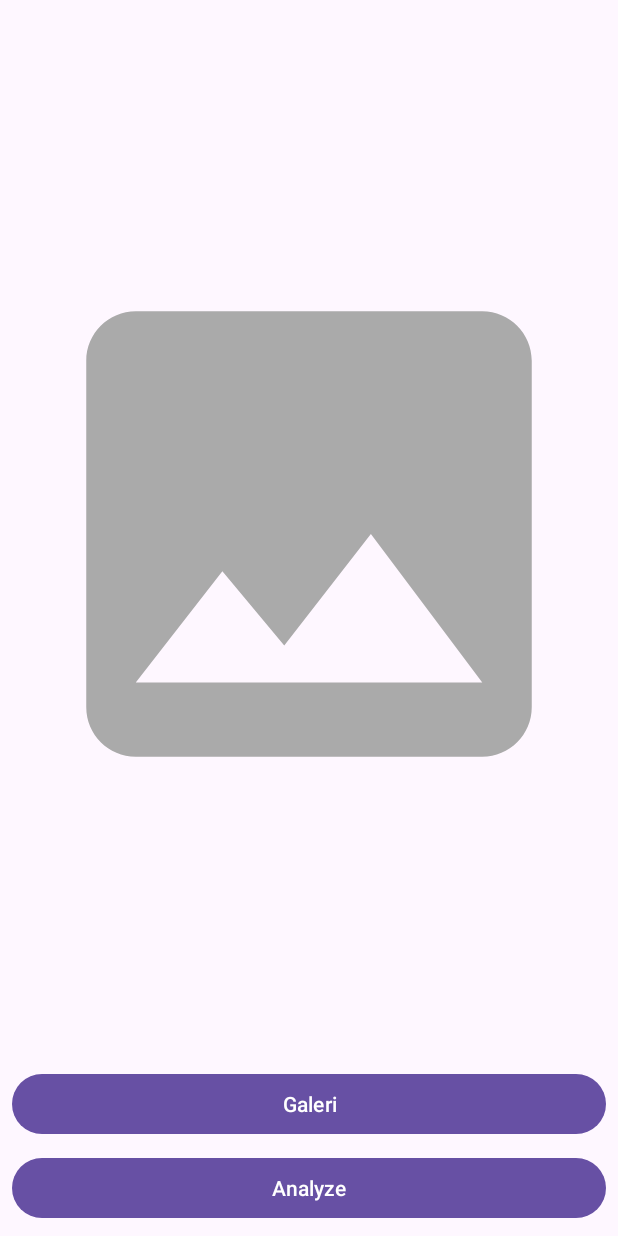
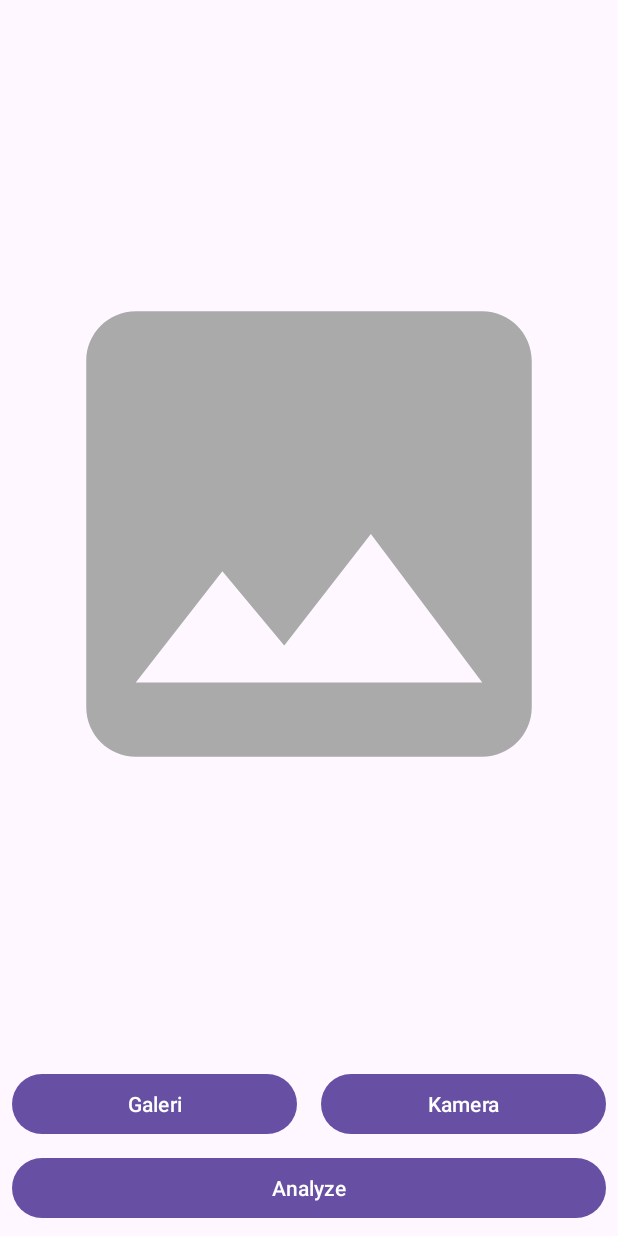
Before and after one commit to mujaddidfa/Asclepius, an Android app: the screen it shows after launch (MainActivity), on a phone screen of 412 x 824 dp. Run offline under Robolectric (Android 15) with nearby library versions, the phone set to English and light mode, and no system bars; libraries missing offline, so code that uses them is left out: org.tensorflow.lite; 2 statements that could not run were skipped.

Commit message:
add camera feature

```diff
--- a/app/src/main/java/com/dicoding/asclepius/view/MainActivity.kt
+++ b/app/src/main/java/com/dicoding/asclepius/view/MainActivity.kt
@@ -1,6 +1,8 @@
 package com.dicoding.asclepius.view
 
+import android.Manifest
 import android.content.Intent
+import android.content.pm.PackageManager
 import android.net.Uri
 import androidx.appcompat.app.AppCompatActivity
 import android.os.Bundle
@@ -8,9 +10,11 @@ import android.util.Log
 import android.widget.Toast
 import androidx.activity.result.PickVisualMediaRequest
 import androidx.activity.result.contract.ActivityResultContracts
+import androidx.core.content.ContextCompat
 import com.dicoding.asclepius.R
 import com.dicoding.asclepius.databinding.ActivityMainBinding
 import com.dicoding.asclepius.helper.ImageClassifierHelper
+import com.dicoding.asclepius.utils.getImageUri
 import org.tensorflow.lite.task.vision.classifier.Classifications
 
 class MainActivity : AppCompatActivity() {
@@ -19,10 +23,31 @@ class MainActivity : AppCompatActivity() {
     private var currentImageUri: Uri? = null
     private lateinit var imageClassifierHelper: ImageClassifierHelper
 
+    private val requestPermissionLauncher =
+        registerForActivityResult(
+            ActivityResultContracts.RequestPermission()
+        ) { isGranted: Boolean ->
+            if (isGranted) {
+                Toast.makeText(this, "Permission request granted", Toast.LENGTH_LONG).show()
+            } else {
+                Toast.makeText(this, "Permission request denied", Toast.LENGTH_LONG).show()
+            }
+        }
+
+    private fun allPermissionsGranted() =
+        ContextCompat.checkSelfPermission(
+            this,
+            REQUIRED_PERMISSION
+        ) == PackageManager.PERMISSION_GRANTED
+
     override fun onCreate(savedInstanceState: Bundle?) {
         super.onCreate(savedInstanceState)
         binding = ActivityMainBinding.inflate(layoutInflater)
         setContentView(binding.root)
+
+        if (!allPermissionsGranted()) {
+            requestPermissionLauncher.launch(REQUIRED_PERMISSION)
+        }
 
         imageClassifierHelper = ImageClassifierHelper(
             context = this,
@@ -32,7 +57,6 @@ class MainActivity : AppCompatActivity() {
                 }
 
                 override fun onResults(results: List<Classifications>?, inferenceTime: Long) {
-                    // TODO: Tampilkan hasil klasifikasi
                     results?.let {
                         val topResult = it.firstOrNull()?.categories?.maxByOrNull { category -> category.score }
                         topResult?.let { result ->
@@ -44,6 +68,7 @@ class MainActivity : AppCompatActivity() {
         )
 
         binding.galleryButton.setOnClickListener { startGallery() }
+        binding.cameraButton.setOnClickListener { startCamera() }
         binding.analyzeButton.setOnClickListener { analyzeImage() }
     }
 
@@ -59,6 +84,19 @@ class MainActivity : AppCompatActivity() {
             showImage()
         } else {
             Log.d("Photo Picker", "No media selected")
+        }
+    }
+
+    private fun startCamera() {
+        currentImageUri = getImageUri(this)
+        launcherIntentCamera.launch(currentImageUri)
+    }
+
+    private val launcherIntentCamera = registerForActivityResult(
+        ActivityResultContracts.TakePicture()
+    ) { isSuccess ->
+        if (isSuccess) {
+            showImage()
         }
     }
 
@@ -87,4 +125,8 @@ class MainActivity : AppCompatActivity() {
     private fun showToast(message: String) {
         Toast.makeText(this, message, Toast.LENGTH_SHORT).show()
     }
+
+    companion object {
+        private const val REQUIRED_PERMISSION = Manifest.permission.CAMERA
+    }
 }
--- a/app/src/main/res/layout/activity_main.xml
+++ b/app/src/main/res/layout/activity_main.xml
@@ -34,13 +34,26 @@
         android:id="@+id/galleryButton"
         android:layout_width="0dp"
         android:layout_height="wrap_content"
-        android:layout_marginStart="8dp"
+        android:layout_marginBottom="8dp"
         android:layout_marginEnd="8dp"
-        android:layout_marginBottom="8dp"
         android:text="@string/gallery"
         app:layout_constraintBottom_toTopOf="@+id/analyzeButton"
-        app:layout_constraintEnd_toEndOf="parent"
-        app:layout_constraintStart_toStartOf="parent" />
+        app:layout_constraintEnd_toStartOf="@+id/cameraButton"
+        app:layout_constraintHorizontal_bias="0.5"
+        app:layout_constraintHorizontal_chainStyle="spread_inside"
+        app:layout_constraintStart_toStartOf="@+id/analyzeButton" />
+
+    <Button
+        android:id="@+id/cameraButton"
+        android:layout_width="0dp"
+        android:layout_height="wrap_content"
+        android:layout_marginBottom="8dp"
+        android:layout_marginStart="8dp"
+        android:text="@string/camera"
+        app:layout_constraintBottom_toTopOf="@+id/analyzeButton"
+        app:layout_constraintEnd_toEndOf="@+id/analyzeButton"
+        app:layout_constraintHorizontal_bias="0.5"
+        app:layout_constraintStart_toEndOf="@+id/galleryButton" />
 
     <Button
         android:id="@+id/analyzeButton"
--- /dev/null
+++ b/app/src/main/res/xml/file_paths.xml
@@ -0,0 +1,4 @@
+<?xml version="1.0" encoding="utf-8"?>
+<paths>
+    <external-files-path name="my_images" path="Pictures" />
+</paths>
```
Also changed, not shown: app/src/main/AndroidManifest.xml (+15 -0 lines), app/src/main/java/com/dicoding/asclepius/utils/Utils.kt (+41 -1 lines).
